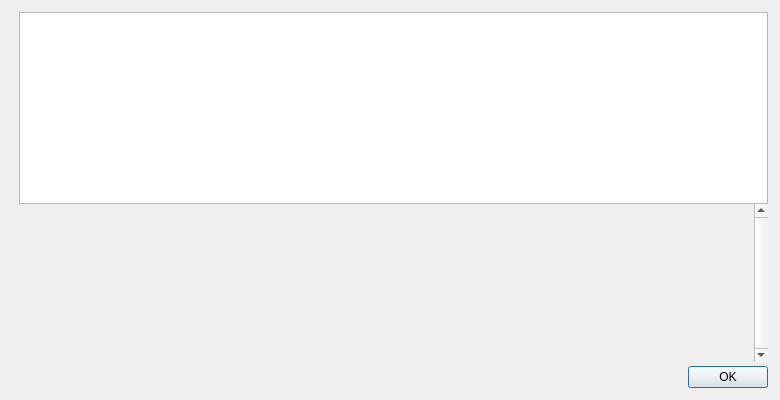
Old version of the form src/qt/forms/helpmessagedialog.ui in the repository LIMXTEC/DUST.
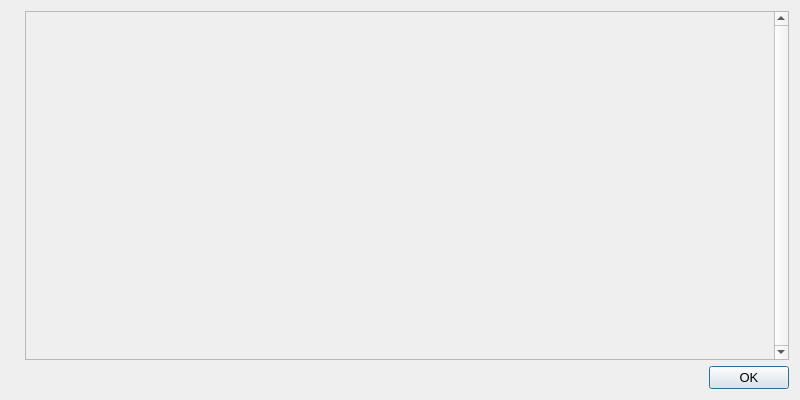
New version of the form. Icons and pictures are not drawn.

Diff of the .ui file:
```diff
--- a/src/qt/forms/helpmessagedialog.ui
+++ b/src/qt/forms/helpmessagedialog.ui
@@ -6,26 +6,19 @@
    <rect>
     <x>0</x>
     <y>0</y>
-    <width>780</width>
+    <width>800</width>
     <height>400</height>
    </rect>
   </property>
+  <property name="font">
+   <font>
+    <pointsize>10</pointsize>
+   </font>
+  </property>
+  <property name="windowTitle">
+   <string>Bitsend Core - Command-line options</string>
+  </property>
   <layout class="QHBoxLayout" name="horizontalLayout_2">
-   <property name="spacing">
-    <number>0</number>
-   </property>
-   <property name="leftMargin">
-    <number>12</number>
-   </property>
-   <property name="topMargin">
-    <number>12</number>
-   </property>
-   <property name="rightMargin">
-    <number>12</number>
-   </property>
-   <property name="bottomMargin">
-    <number>12</number>
-   </property>
    <item>
     <layout class="QVBoxLayout" name="verticalLayoutLogo" stretch="0,0">
      <property name="leftMargin">
@@ -76,18 +69,8 @@
    </item>
    <item>
     <layout class="QVBoxLayout" name="verticalLayout">
-     <item>
-      <widget class="QTextEdit" name="helpMessage">
-       <property name="readOnly">
-        <bool>true</bool>
-       </property>
-      </widget>
-     </item>
      <item>
       <widget class="QScrollArea" name="scrollArea">
-       <property name="frameShape">
-        <enum>QFrame::NoFrame</enum>
-       </property>
        <property name="verticalScrollBarPolicy">
         <enum>Qt::ScrollBarAlwaysOn</enum>
        </property>
@@ -95,21 +78,28 @@
         <bool>true</bool>
        </property>
        <widget class="QWidget" name="scrollAreaWidgetContents">
+        <property name="geometry">
+         <rect>
+          <x>0</x>
+          <y>0</y>
+          <width>659</width>
+          <height>348</height>
+         </rect>
+        </property>
         <layout class="QVBoxLayout" name="verticalLayout_2">
          <item>
-          <widget class="QLabel" name="aboutMessage">
+          <widget class="QLabel" name="helpMessageLabel">
+           <property name="font">
+            <font>
+             <family>Terminal</family>
+            </font>
+           </property>
            <property name="cursor">
             <cursorShape>IBeamCursor</cursorShape>
            </property>
            <property name="textFormat">
             <enum>Qt::PlainText</enum>
            </property>
-           <property name="alignment">
-            <set>Qt::AlignLeading|Qt::AlignLeft|Qt::AlignTop</set>
-           </property>
-           <property name="openExternalLinks">
-            <bool>true</bool>
-           </property>
            <property name="textInteractionFlags">
             <set>Qt::LinksAccessibleByMouse|Qt::TextSelectableByKeyboard|Qt::TextSelectableByMouse</set>
            </property>
@@ -119,22 +109,6 @@
        </widget>
       </widget>
      </item>
-     <item>
-      <spacer name="verticalSpacer">
-       <property name="orientation">
-        <enum>Qt::Vertical</enum>
-       </property>
-       <property name="sizeType">
-        <enum>QSizePolicy::Fixed</enum>
-       </property>
-       <property name="sizeHint" stdset="0">
-        <size>
-         <width>4</width>
-         <height>4</height>
-        </size>
-       </property>
-      </spacer>
-     </item>
      <item>
       <widget class="QDialogButtonBox" name="okButton">
        <property name="orientation">
```
Left out of the diff: 53 changed lines with no effect on the pictures.
